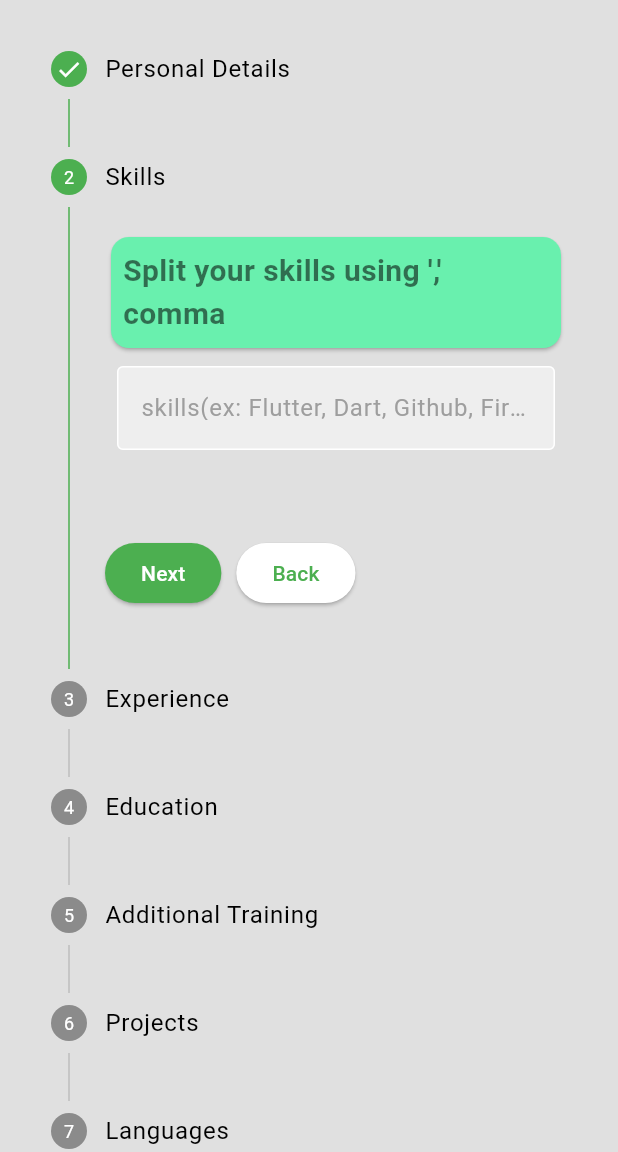
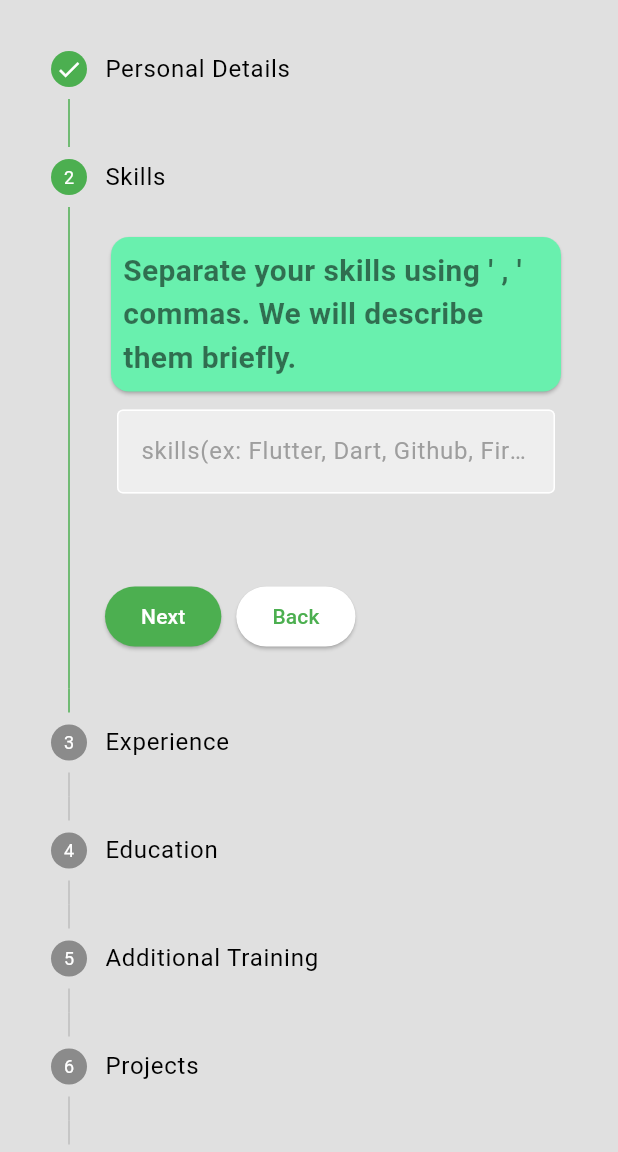
Before and after one commit to itssadil/resume.ai, a Flutter app: the screen it shows after launch, on a phone screen of 412 x 824 dp, the part 84-1236 px from its top. Run offline on Flutter 3.47's test engine with Material 3 defaults, Android fonts, the phone set to English and light mode, and no system bars; our stand-ins replace google_generative_ai.

Commit message:
step 2 update

```diff
--- a/lib/widgets/cvSteps/step2.dart
+++ b/lib/widgets/cvSteps/step2.dart
@@ -14,7 +14,7 @@ class Step2 extends StatelessWidget {
           child: Padding(
             padding: EdgeInsets.all(8),
             child: Text(
-              "Split your skills using ',' comma",
+              "Separate your skills using ' , ' commas. We will describe them briefly.",
               style: TextStyle(
                 fontSize: 20,
                 fontWeight: FontWeight.bold,
```
